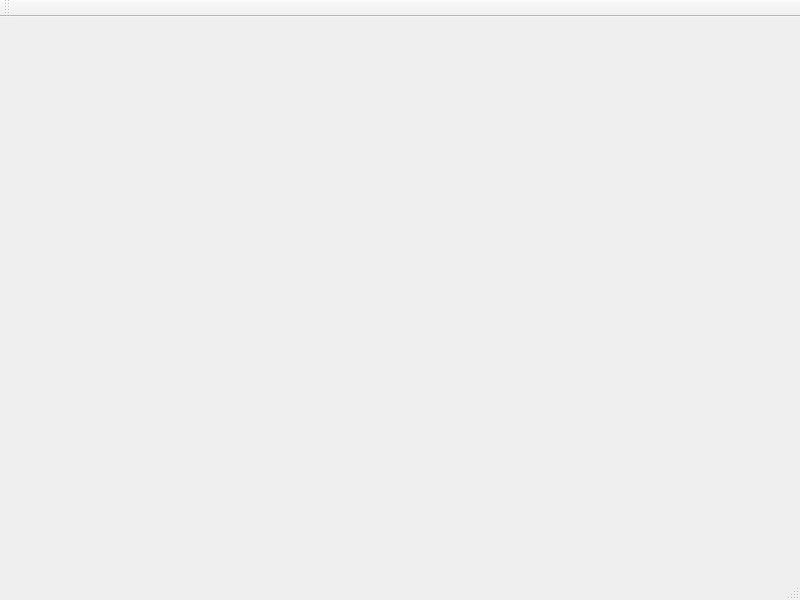
Above: mainwindow.ui from sdw113322/optimization before the change. Below: the same form after it.
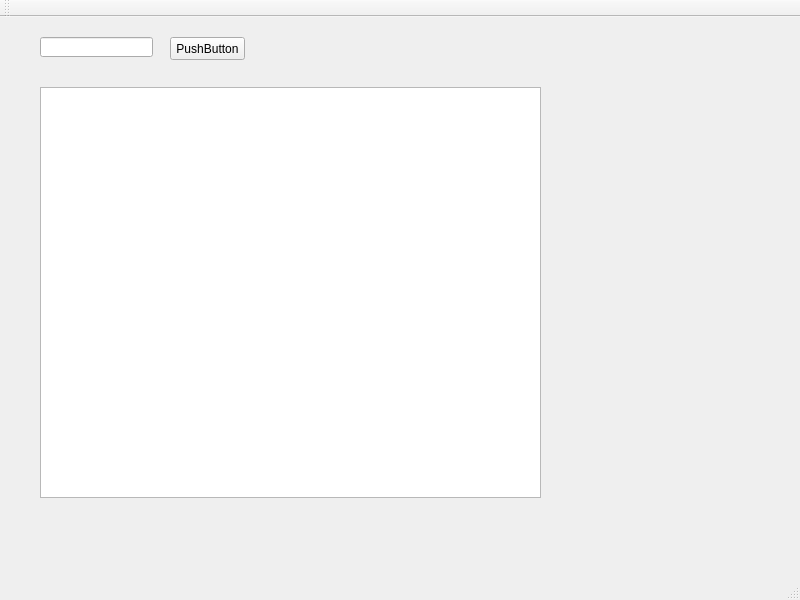
That is the form after the change.

```diff
--- a/mainwindow.ui
+++ b/mainwindow.ui
@@ -13,7 +13,41 @@
   <property name="windowTitle">
    <string>MainWindow</string>
   </property>
-  <widget class="QWidget" name="centralWidget"/>
+  <widget class="QWidget" name="centralWidget">
+   <widget class="QLineEdit" name="lineEdit">
+    <property name="geometry">
+     <rect>
+      <x>40</x>
+      <y>20</y>
+      <width>113</width>
+      <height>20</height>
+     </rect>
+    </property>
+   </widget>
+   <widget class="QPushButton" name="pushButton">
+    <property name="geometry">
+     <rect>
+      <x>170</x>
+      <y>20</y>
+      <width>75</width>
+      <height>23</height>
+     </rect>
+    </property>
+    <property name="text">
+     <string>PushButton</string>
+    </property>
+   </widget>
+   <widget class="QTextBrowser" name="textBrowser">
+    <property name="geometry">
+     <rect>
+      <x>40</x>
+      <y>70</y>
+      <width>501</width>
+      <height>411</height>
+     </rect>
+    </property>
+   </widget>
+  </widget>
   <widget class="QMenuBar" name="menuBar">
    <property name="geometry">
     <rect>
```
